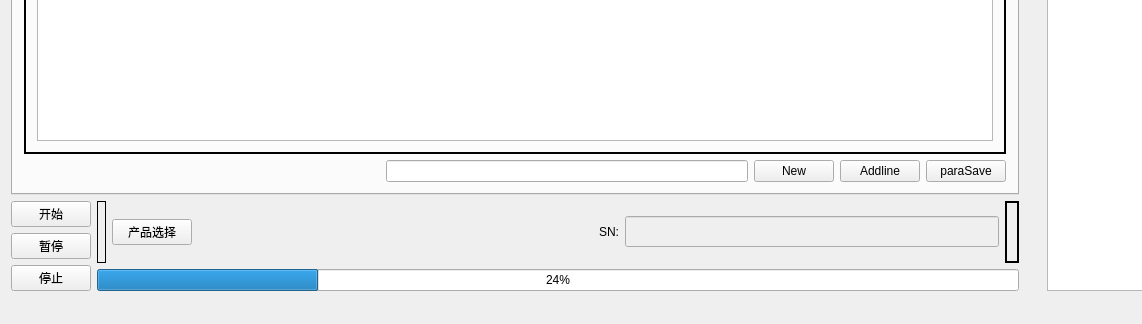
Before: the Qt Designer form qdcacopencv.ui in wymdrose/QDcAcOpencv, drawn with Qt 5; both pictures show x 0 to 1142 and y 517 to 841 of the 1314 by 841 pixel window.
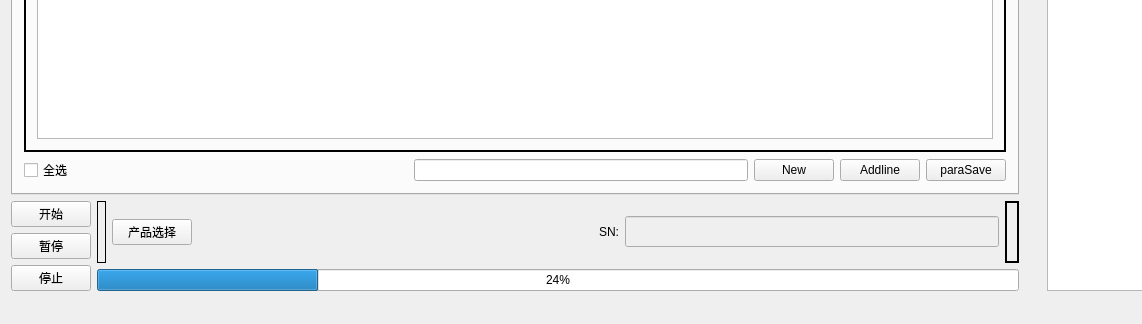
After: the same form once the commit is applied.

```diff
--- a/qdcacopencv.ui
+++ b/qdcacopencv.ui
@@ -113,6 +113,13 @@
             </item>
             <item>
              <layout class="QHBoxLayout" name="horizontalLayout_7">
+              <item>
+               <widget class="QCheckBox" name="checkBoxCheckAll">
+                <property name="text">
+                 <string>全选</string>
+                </property>
+               </widget>
+              </item>
               <item>
                <spacer name="horizontalSpacer">
                 <property name="orientation">
```
Left out of the diff: 6 changed lines with no effect on the pictures.
